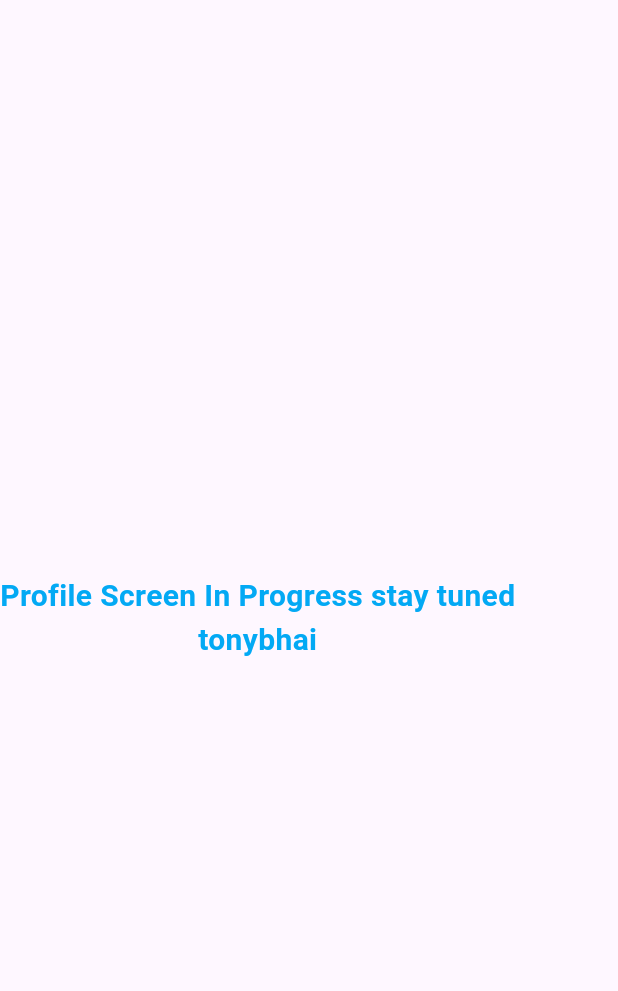
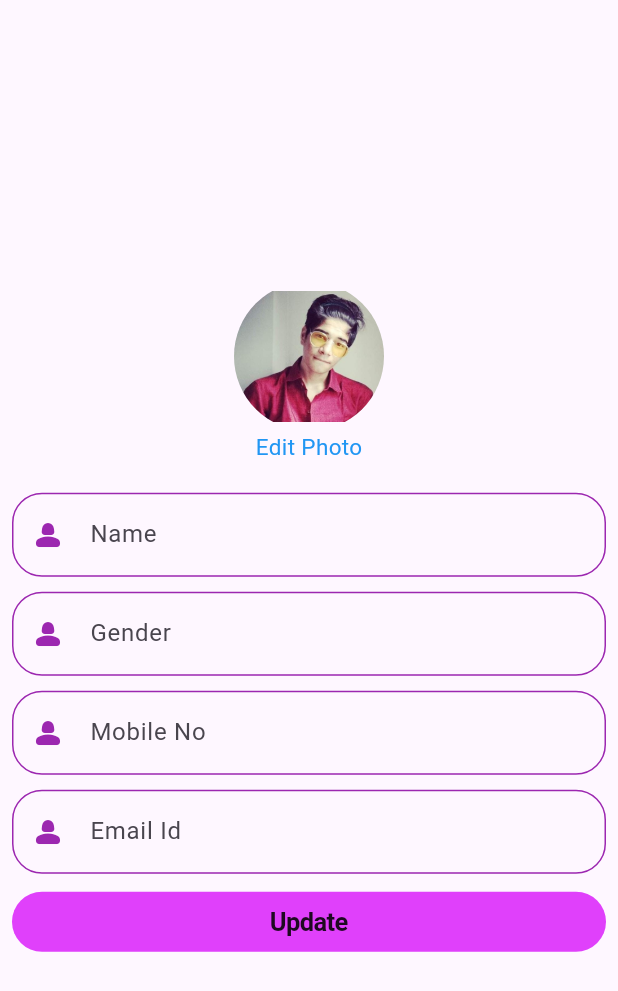
Before and after one commit to Tusharnp16/healthify, a Flutter app: the profile screen opened directly, on a phone screen of 412 x 824 dp. Shown: the top 991 px of the screen. Run offline on Flutter 3.47's test engine with Material 3 defaults, Android fonts, the phone set to English and light mode, and no system bars; our stand-ins replace firebase_core, firebase_storage, get, google_nav_bar, image_picker; accounts and stored records are empty.

Commit message:
profile add

```diff
--- a/lib/Aboutus.dart
+++ b/lib/Aboutus.dart
@@ -20,7 +20,6 @@ class Aboutus extends StatelessWidget{
                 color: Colors.lightBlue,
               ),),
             Text(" FOUNDER OF HEALTHIFY : TUSHAR ,KAMLESH & HEMANT ",
-
               style: TextStyle(
                 fontWeight: FontWeight.bold,
                 fontSize: 20,
--- /dev/null
+++ b/lib/config/util.dart
@@ -0,0 +1,52 @@
+import 'dart:io';
+
+import 'package:firebase_storage/firebase_storage.dart';
+import 'package:flutter/material.dart';
+import 'package:image_picker/image_picker.dart';
+import 'package:get/get.dart';
+
+class ImagePickerController extends GetxController{
+
+  Rx<File> image = File('').obs;
+
+  Future pickimage() async {
+
+    try {
+      final imagepick = await ImagePicker().pickImage(
+          source: ImageSource.gallery);
+
+      if (imagepick == null) {
+        return;
+      }
+      final imagetemp = File(imagepick.path);
+      image.value = imagetemp;
+    }catch(e){
+      return e;
+    }
+
+  }
+
+
+
+  Rx<String> networkimage = ''.obs;
+
+  Future<String> uploadImageToFirebase () async{
+
+    String filename = DateTime.now().microsecondsSinceEpoch.toString();
+
+    try{
+
+      Reference refrence = FirebaseStorage.instance.ref().child('userdp/$filename.png');
+      await refrence.putFile(image.value);
+
+      String downloadURL =await refrence.getDownloadURL();
+      networkimage.value=downloadURL;
+      return downloadURL;
+
+    }catch(e){
+      return 'File NOt uploaded';
+    }
+
+  }
+
+}
--- a/lib/more.dart
+++ b/lib/more.dart
@@ -4,6 +4,7 @@ import 'package:healthify/login.dart';
 import 'package:healthify/logout.dart';
 
 import 'package:healthify/Aboutus.dart';
+import 'package:healthify/profile.dart';
 
 
 class more extends StatelessWidget {
@@ -22,7 +23,10 @@ class more extends StatelessWidget {
                     child: Image.asset('assets/images/admin.jpg',
                         fit: BoxFit.cover),
                   ),
-                  onTap: (){}
+                  onTap: (){
+                    Navigator.push(context,
+                      MaterialPageRoute(builder :(context)=>  profile()));
+                  }
                   //Navigator.push(context, MaterialPageRoute(builder: (context)=> logout()));
                 ),
               ),
--- a/lib/profile.dart
+++ b/lib/profile.dart
@@ -1,28 +1,175 @@
+import 'dart:io';
+import 'dart:typed_data';
+
 import 'package:flutter/cupertino.dart';
 import 'package:flutter/material.dart';
+import 'package:get/get.dart';
+import 'package:get/get_core/src/get_main.dart';
+import 'package:healthify/config/util.dart';
+import 'package:healthify/navigation_menu.dart';
+import 'package:image_picker/image_picker.dart';
 
-class profile extends StatelessWidget{
+
+class profile extends StatefulWidget {
+  @override
+  State<profile> createState() => _profileState();
+}
+
+class _profileState extends State<profile> {
+  // Uint8List? _image;
+  //
+  // void selectimage() async {
+  //   Uint8List img = await pickimage(ImageSource.gallery);
+  //   setState(() {});
+  //   _image = img;
+  // }
+
+  final controller = Get.put(ImagePickerController());
+
   @override
   Widget build(BuildContext context) {
     return Scaffold(
-      body: Container(
-        child: const Column(
-          mainAxisAlignment: MainAxisAlignment.center,
-          crossAxisAlignment: CrossAxisAlignment.center,
-          children: [
-            Text("Profile Screen In Progress stay tuned",
-              style: TextStyle(
-                fontWeight: FontWeight.bold,
-                fontSize: 20,
-                color: Colors.lightBlue,
-              ),),
-            Text("tonybhai",
-              style: TextStyle(
-                fontWeight: FontWeight.bold,
-                fontSize: 20,
-                color: Colors.lightBlue,
-              ),)
-          ],
+      body: Center(
+        child: Padding(
+          padding: const EdgeInsets.all(8.0),
+          child: SingleChildScrollView(
+            child: Column(
+              mainAxisAlignment: MainAxisAlignment.start,
+              crossAxisAlignment: CrossAxisAlignment.center,
+              children: [
+                Obx(() {
+                  return Container(
+                      height: 100,
+                      width: 100,
+                      child: controller.image.value.path == ''
+                          ? ClipOval(
+                          child: Image.asset("assets/images/admin.jpg"))
+                          : ClipOval(
+                        child: Image.network(
+                            controller.image.value.path),
+                      ));
+                }),
+                GestureDetector(
+                  child: const Text(
+                    "Edit Photo",
+                    style: TextStyle(
+                      fontSize: 15,
+                      color: Colors.blue,
+                    ),
+                  ),
+                  onTap: (){
+                    controller.pickimage();
+                  },
+                ),
+                SizedBox(
+                  height: 20,
+                ),
+                const TextField(
+                  decoration: InputDecoration(
+                    enabledBorder: OutlineInputBorder(
+                      borderSide: BorderSide(color: Colors.purple),
+                      borderRadius: BorderRadius.all(Radius.circular(20)),
+                    ),
+                    focusedBorder: OutlineInputBorder(
+                        borderSide: BorderSide(color: Colors.purple),
+                        borderRadius: BorderRadius.all(Radius.circular(20))),
+                    prefixIcon: Icon(
+                      Icons.person_2_rounded,
+                      color: Colors.purple,
+                    ),
+                    hintText: "Name",
+                  ),
+                ),
+                SizedBox(
+                  height: 10,
+                ),
+                const TextField(
+                  decoration: InputDecoration(
+                    enabledBorder: OutlineInputBorder(
+                      borderSide: BorderSide(color: Colors.purple),
+                      borderRadius: BorderRadius.all(Radius.circular(20)),
+                    ),
+                    focusedBorder: OutlineInputBorder(
+                        borderSide: BorderSide(color: Colors.purple),
+                        borderRadius: BorderRadius.all(Radius.circular(20))),
+                    prefixIcon: Icon(
+                      Icons.person_2_rounded,
+                      color: Colors.purple,
+                    ),
+                    hintText: "Gender",
+                  ),
+                ),
+                SizedBox(
+                  height: 10,
+                ),
+                const TextField(
+                  decoration: InputDecoration(
+                    enabledBorder: OutlineInputBorder(
+                      borderSide: BorderSide(color: Colors.purple),
+                      borderRadius: BorderRadius.all(Radius.circular(20)),
+                    ),
+                    focusedBorder: OutlineInputBorder(
+                        borderSide: BorderSide(color: Colors.purple),
+                        borderRadius: BorderRadius.all(Radius.circular(20))),
+                    prefixIcon: Icon(
+                      Icons.person_2_rounded,
+                      color: Colors.purple,
+                    ),
+                    hintText: "Mobile No",
+                  ),
+                ),
+                SizedBox(
+                  height: 10,
+                ),
+                const TextField(
+                  decoration: InputDecoration(
+                    enabledBorder: OutlineInputBorder(
+                      borderSide: BorderSide(color: Colors.purple),
+                      borderRadius: BorderRadius.all(Radius.circular(20)),
+                    ),
+                    focusedBorder: OutlineInputBorder(
+                        borderSide: BorderSide(color: Colors.purple),
+                        borderRadius: BorderRadius.all(Radius.circular(20))),
+                    prefixIcon: Icon(
+                      Icons.person_2_rounded,
+                      color: Colors.purple,
+                    ),
+                    hintText: "Email Id",
+                  ),
+                ),
+                SizedBox(
+                  height: 10,
+                ),
+                CupertinoButton(
+                  padding: EdgeInsets.zero,
+                  child: Container(
+                    alignment: Alignment.center,
+                    width: double.infinity,
+                    height: 40,
+                    decoration: BoxDecoration(
+                      color: Colors.purpleAccent,
+                      borderRadius: BorderRadius.circular(37),
+                    ),
+                    child: const Text(
+                      "Update",
+                      style: TextStyle(
+                        color: Colors.black87,
+                        fontWeight: FontWeight.w700,
+                      ),
+                    ),
+                  ),
+                  onPressed: () {
+                    controller.uploadImageToFirebase();
+                    Navigator.push(
+                      context,
+                      MaterialPageRoute(builder: (context) => NavigationMenu()),
+                    );
+                  },
+
+                ),
+              ],
+            ),
+          ),
         ),
       ),
     );
--- a/pubspec.yaml
+++ b/pubspec.yaml
@@ -37,6 +37,12 @@ dependencies:
   cupertino_icons: ^1.0.2
   google_nav_bar: ^5.0.6
   firebase_core: ^2.24.2
+  image_picker: ^1.0.4
+  firebase_auth:
+  firebase_storage:
+  cloud_firestore:
+  get:
+
 
 dev_dependencies:
   flutter_test:
```
Also changed, not shown: pubspec.lock, 5 other files.
